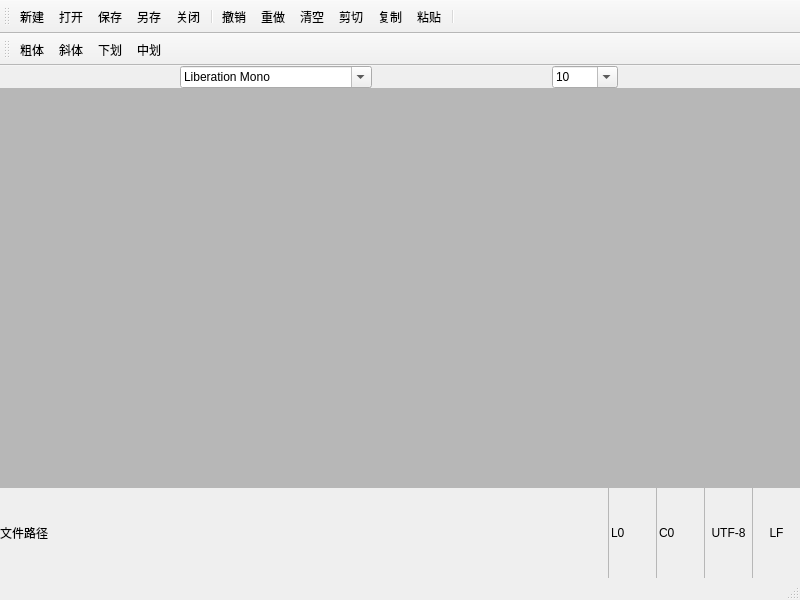
Above: _en/Computer/Operating_System/Qt_C++_Programming/Notebook/Notebook.ui from bss9395/bss9395.github.io before the change. Below: the same form after it.
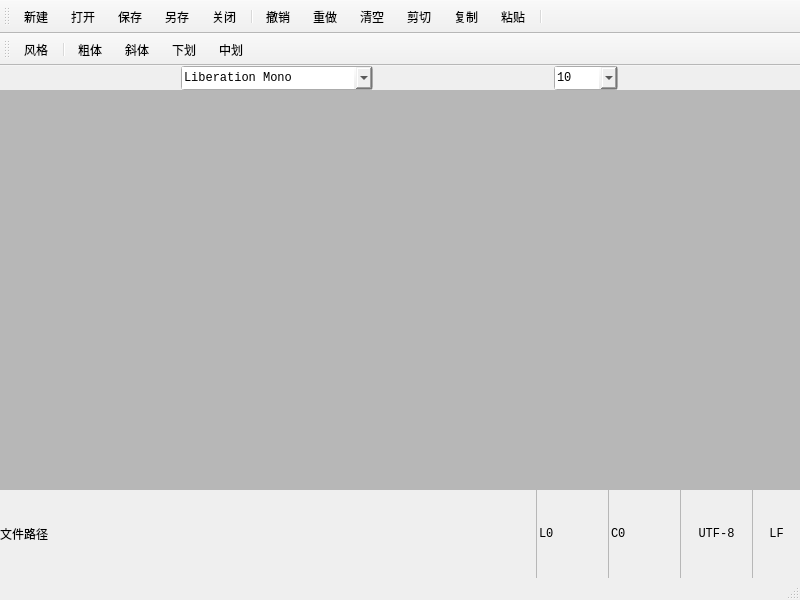
That is the form after the change. Icons and pictures are not drawn. Custom widgets are drawn as their Qt base class.

Diff of the .ui file:
```diff
--- a/_en/Computer/Operating_System/Qt_C++_Programming/Notebook/Notebook.ui
+++ b/_en/Computer/Operating_System/Qt_C++_Programming/Notebook/Notebook.ui
@@ -10,9 +10,17 @@
     <height>600</height>
    </rect>
   </property>
+  <property name="font">
+   <font>
+    <family>Consolas</family>
+   </font>
+  </property>
   <property name="windowTitle">
    <string>Notebook</string>
   </property>
+  <property name="styleSheet">
+   <string notr="true">font-family: Consolas, Courier New;</string>
+  </property>
   <property name="toolButtonStyle">
    <enum>Qt::ToolButtonTextUnderIcon</enum>
   </property>
@@ -67,12 +75,37 @@
            <verstretch>0</verstretch>
           </sizepolicy>
          </property>
+         <property name="minimumSize">
+          <size>
+           <width>192</width>
+           <height>24</height>
+          </size>
+         </property>
          <property name="maximumSize">
           <size>
            <width>192</width>
            <height>24</height>
           </size>
          </property>
+         <property name="styleSheet">
+          <string notr="true">QFontComboBox {
+	padding-right: 2px;
+}
+QFontComboBox::Drop-Down {
+    image: url(&quot;:/images/expand_more.png&quot;);
+	width: 12px;
+	subcontrol-origin: margin;
+}
+QFontComboBox::Drop-Down:hover {
+	background-color: #E3F2FD;
+	border: 1px solid #2196F3;
+}
+QFontComboBox::Drop-Down:editable:on {
+	background-color: #E3F2FD;
+	border: 1px solid #2196F3;
+}
+</string>
+         </property>
          <property name="maxVisibleItems">
           <number>20</number>
          </property>
@@ -101,12 +134,37 @@
            <verstretch>0</verstretch>
           </sizepolicy>
          </property>
+         <property name="minimumSize">
+          <size>
+           <width>64</width>
+           <height>24</height>
+          </size>
+         </property>
          <property name="maximumSize">
           <size>
-           <width>66</width>
+           <width>64</width>
            <height>24</height>
           </size>
          </property>
+         <property name="styleSheet">
+          <string notr="true">QComboBox {
+	padding-right: 2px;
+}
+QComboBox::Drop-Down {
+    image: url(&quot;:/images/expand_more.png&quot;);
+	width: 12px;
+	subcontrol-origin: margin;
+}
+QComboBox::Drop-Down:hover {
+	background-color: #E3F2FD;
+	border: 1px solid #2196F3;
+}
+QComboBox::Drop-Down:editable:on {
+	background-color: #E3F2FD;
+	border: 1px solid #2196F3;
+}
+</string>
+         </property>
          <property name="editable">
           <bool>true</bool>
          </property>
@@ -128,6 +186,12 @@
          <property name="minimumContentsLength">
           <number>0</number>
          </property>
+         <property name="iconSize">
+          <size>
+           <width>16</width>
+           <height>16</height>
+          </size>
+         </property>
          <item>
           <property name="text">
            <string>8</string>
@@ -354,16 +418,21 @@
          </property>
          <property name="minimumSize">
           <size>
-           <width>48</width>
+           <width>72</width>
            <height>0</height>
           </size>
          </property>
          <property name="maximumSize">
           <size>
-           <width>48</width>
+           <width>72</width>
            <height>16777215</height>
           </size>
          </property>
+         <property name="font">
+          <font>
+           <family>Consolas</family>
+          </font>
+         </property>
          <property name="styleSheet">
           <string notr="true">QSpinBox {
 	background-color: rgba(127, 127, 127, 0.0);
@@ -389,16 +458,21 @@
          </property>
          <property name="minimumSize">
           <size>
-           <width>48</width>
+           <width>72</width>
            <height>0</height>
           </size>
          </property>
          <property name="maximumSize">
           <size>
-           <width>48</width>
+           <width>72</width>
            <height>16777215</height>
           </size>
          </property>
+         <property name="font">
+          <font>
+           <family>Consolas</family>
+          </font>
+         </property>
          <property name="styleSheet">
           <string notr="true">QSpinBox {
 	background-color: rgba(127, 127, 127, 0.0);
@@ -409,6 +483,9 @@
          <property name="buttonSymbols">
           <enum>QAbstractSpinBox::NoButtons</enum>
          </property>
+         <property name="showGroupSeparator" stdset="0">
+          <bool>false</bool>
+         </property>
          <property name="prefix">
           <string>C</string>
          </property>
@@ -424,13 +501,13 @@
          </property>
          <property name="minimumSize">
           <size>
-           <width>48</width>
+           <width>72</width>
            <height>0</height>
           </size>
          </property>
          <property name="maximumSize">
           <size>
-           <width>48</width>
+           <width>72</width>
            <height>16777215</height>
           </size>
          </property>
@@ -557,6 +634,8 @@
    <attribute name="toolBarBreak">
     <bool>true</bool>
    </attribute>
+   <addaction name="A_Scheme"/>
+   <addaction name="separator"/>
    <addaction name="A_Bold"/>
    <addaction name="A_Italic"/>
    <addaction name="A_Underline"/>
@@ -570,6 +649,11 @@
    <property name="text">
     <string>新建</string>
    </property>
+   <property name="font">
+    <font>
+     <family>Consolas</family>
+    </font>
+   </property>
   </action>
   <action name="A_Open">
    <property name="icon">
@@ -715,7 +799,26 @@
     <string>中划</string>
    </property>
   </action>
+  <action name="A_Scheme">
+   <property name="checkable">
+    <bool>true</bool>
+   </property>
+   <property name="icon">
+    <iconset resource="resources.qrc">
+     <normaloff>:/images/palette.png</normaloff>:/images/palette.png</iconset>
+   </property>
+   <property name="text">
+    <string>风格</string>
+   </property>
+  </action>
  </widget>
+ <customwidgets>
+  <customwidget>
+   <class>SpinBox</class>
+   <extends>QSpinBox</extends>
+   <header>Custom.h</header>
+  </customwidget>
+ </customwidgets>
  <resources>
   <include location="resources.qrc"/>
  </resources>
```
Left out of the diff: 6 changed lines with no effect on the pictures.
